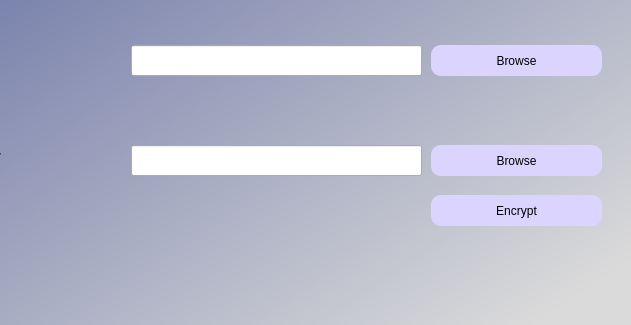
First picture: the form in enryptionWindow.ui, repository ulxori00/cyber, before the edit; both pictures show x 89 to 720 and y 155 to 480 of the 720 by 480 pixel window.
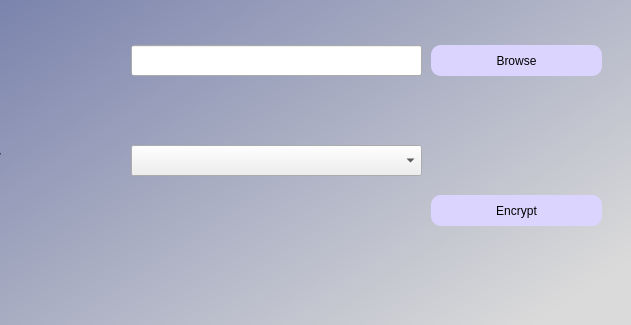
Second picture: the form after the edit.

```diff
--- a/enryptionWindow.ui
+++ b/enryptionWindow.ui
@@ -95,34 +95,6 @@
      <string>Browse</string>
     </property>
    </widget>
-   <widget class="QPushButton" name="key_button">
-    <property name="geometry">
-     <rect>
-      <x>520</x>
-      <y>300</y>
-      <width>171</width>
-      <height>31</height>
-     </rect>
-    </property>
-    <property name="styleSheet">
-     <string notr="true">border-radius:10px;
-font: 16pt &quot;MS Shell Dlg 2&quot;;
-background-color: rgb(219, 212, 255);</string>
-    </property>
-    <property name="text">
-     <string>Browse</string>
-    </property>
-   </widget>
-   <widget class="QLineEdit" name="key_line">
-    <property name="geometry">
-     <rect>
-      <x>220</x>
-      <y>300</y>
-      <width>291</width>
-      <height>31</height>
-     </rect>
-    </property>
-   </widget>
    <widget class="QLineEdit" name="file_line">
     <property name="geometry">
      <rect>
@@ -186,6 +158,16 @@
      <string/>
     </property>
    </widget>
+   <widget class="QComboBox" name="comboBox">
+    <property name="geometry">
+     <rect>
+      <x>220</x>
+      <y>300</y>
+      <width>291</width>
+      <height>31</height>
+     </rect>
+    </property>
+   </widget>
   </widget>
  </widget>
  <resources/>
```
